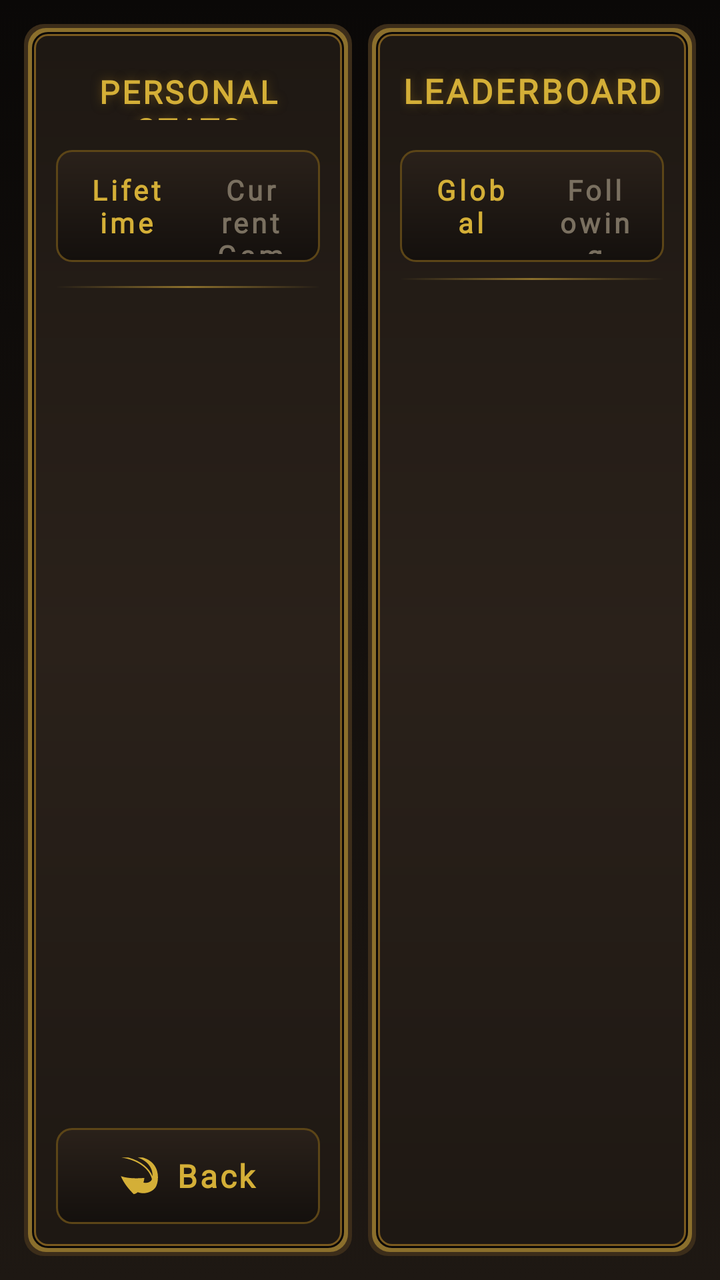
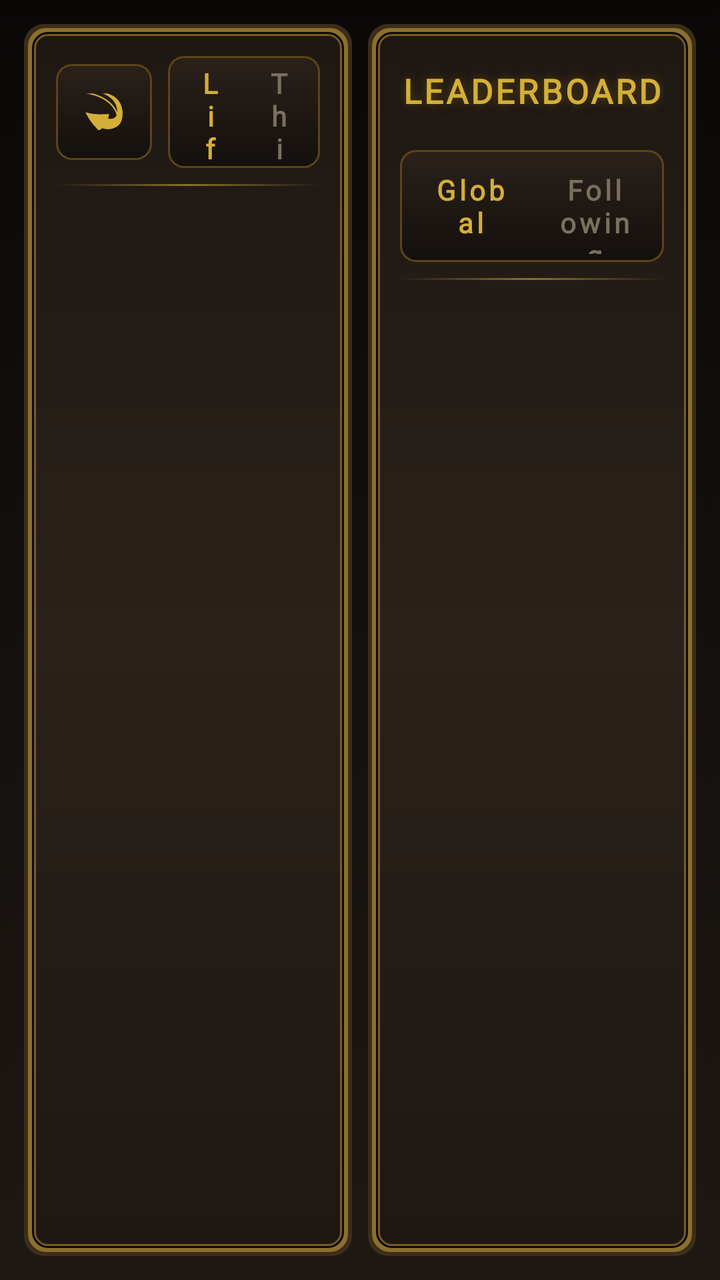

Compare the two renders of this Android layout. The source of the first and the diff that turns it into the second are given below.
<!-- AndroidManifest.xml: activity theme Theme.MaterialComponents.DayNight.NoActionBar -->
<!-- res/layout/activity_stats.xml -->
<?xml version="1.0" encoding="utf-8"?>
<LinearLayout xmlns:android="http://schemas.android.com/apk/res/android"
    xmlns:app="http://schemas.android.com/apk/res-auto"
    xmlns:tools="http://schemas.android.com/tools"
    android:layout_width="match_parent"
    android:layout_height="match_parent"
    android:orientation="horizontal"
    android:background="@drawable/game_background"
    android:padding="@dimen/space_md">

    
    <LinearLayout
        android:layout_width="0dp"
        android:layout_height="match_parent"
        android:layout_weight="1"
        android:orientation="vertical"
        android:background="@drawable/rounded_dialog_bg"
        android:padding="@dimen/space_lg"
        android:layout_marginEnd="@dimen/space_sm">

        
        <TextView
            style="@style/OD.Text.Title"
            android:layout_width="match_parent"
            android:layout_height="wrap_content"
            android:text="Personal Stats"
            android:textAllCaps="true"
            android:gravity="center"
            android:maxLines="1"
            app:autoSizeTextType="uniform"
            app:autoSizeMinTextSize="16sp"
            app:autoSizeMaxTextSize="@dimen/text_title"
            app:autoSizeStepGranularity="1sp"
            android:layout_marginBottom="@dimen/space_md"
            tools:ignore="HardcodedText"/>

        
        <LinearLayout
            android:layout_width="match_parent"
            android:layout_height="wrap_content"
            android:orientation="horizontal"
            android:layout_marginBottom="@dimen/space_md"
            android:background="@drawable/dialog_bg"
            android:padding="@dimen/space_xs">

            <TextView
                android:id="@+id/tab_lifetime"
                style="@style/OD.Text.Tab"
                android:layout_width="0dp"
                android:layout_height="@dimen/touch_min"
                android:layout_weight="1"
                android:text="Lifetime"
                android:textColor="@color/gold_bright"
                android:clickable="true"
                android:focusable="true"
                tools:ignore="HardcodedText"/>

            <TextView
                android:id="@+id/tab_current"
                style="@style/OD.Text.Tab"
                android:layout_width="0dp"
                android:layout_height="@dimen/touch_min"
                android:layout_weight="1"
                android:text="Current Game"
                android:clickable="true"
                android:focusable="true"
                tools:ignore="HardcodedText"/>

        </LinearLayout>

        <View
            android:layout_width="match_parent"
            android:layout_height="1dp"
            android:background="@drawable/divider_gold"
            android:layout_marginBottom="@dimen/space_md"/>

        
        <ScrollView
            android:layout_width="match_parent"
            android:layout_height="0dp"
            android:layout_weight="1"
            android:scrollbars="none">

            <LinearLayout
                android:id="@+id/stats_container"
                android:layout_width="match_parent"
                android:layout_height="wrap_content"
                android:orientation="vertical"/>

        </ScrollView>

        
        <com.google.android.material.button.MaterialButton
            android:id="@+id/btn_back_stats"
            style="@style/OD.Button.Secondary"
            android:layout_width="match_parent"
            android:layout_height="@dimen/touch_min"
            android:layout_marginTop="@dimen/space_md"
            android:text="Back"
            app:icon="@drawable/ic_back"
            tools:ignore="HardcodedText"/>

    </LinearLayout>

    
    <LinearLayout
        android:layout_width="0dp"
        android:layout_height="match_parent"
        android:layout_weight="1"
        android:orientation="vertical"
        android:background="@drawable/rounded_dialog_bg"
        android:padding="@dimen/space_lg">

        
        <TextView
            style="@style/OD.Text.Title"
            android:layout_width="match_parent"
            android:layout_height="wrap_content"
            android:text="Leaderboard"
            android:textAllCaps="true"
            android:gravity="center"
            android:maxLines="1"
            app:autoSizeTextType="uniform"
            app:autoSizeMinTextSize="16sp"
            app:autoSizeMaxTextSize="@dimen/text_title"
            app:autoSizeStepGranularity="1sp"
            android:layout_marginBottom="@dimen/space_md"
            tools:ignore="HardcodedText"/>

        
        <LinearLayout
            android:layout_width="match_parent"
            android:layout_height="wrap_content"
            android:orientation="horizontal"
            android:layout_marginBottom="@dimen/space_sm"
            android:background="@drawable/dialog_bg"
            android:padding="@dimen/space_xs">

            <TextView
                android:id="@+id/tab_global"
                style="@style/OD.Text.Tab"
                android:layout_width="0dp"
                android:layout_height="@dimen/touch_min"
                android:layout_weight="1"
                android:text="Global"
                android:textColor="@color/gold_bright"
                android:clickable="true"
                android:focusable="true"
                tools:ignore="HardcodedText"/>

            <TextView
                android:id="@+id/tab_following"
                style="@style/OD.Text.Tab"
                android:layout_width="0dp"
                android:layout_height="@dimen/touch_min"
                android:layout_weight="1"
                android:text="Following"
                android:clickable="true"
                android:focusable="true"
                tools:ignore="HardcodedText"/>

        </LinearLayout>

        
        <LinearLayout
            android:id="@+id/search_bar_container"
            android:layout_width="match_parent"
            android:layout_height="wrap_content"
            android:orientation="horizontal"
            android:gravity="center_vertical"
            android:layout_marginBottom="@dimen/space_sm"
            android:visibility="gone">

            <android.widget.EditText
                android:id="@+id/search_input"
                style="@style/OD.Input"
                android:layout_width="0dp"
                android:layout_height="@dimen/touch_min"
                android:layout_weight="1"
                android:hint="Search username..."
                android:singleLine="true"
                android:imeOptions="actionSearch"
                android:inputType="text"/>

            <com.google.android.material.button.MaterialButton
                android:id="@+id/btn_search"
                style="@style/OD.Button.Secondary"
                android:layout_width="wrap_content"
                android:layout_height="@dimen/touch_min"
                android:layout_marginStart="@dimen/space_sm"
                android:text="Search"
                tools:ignore="HardcodedText"/>

        </LinearLayout>

        <View
            android:layout_width="match_parent"
            android:layout_height="1dp"
            android:background="@drawable/divider_gold"
            android:layout_marginBottom="@dimen/space_sm"/>

        
        <androidx.recyclerview.widget.RecyclerView
            android:id="@+id/leaderboard_recycler"
            android:layout_width="match_parent"
            android:layout_height="0dp"
            android:layout_weight="1"
            android:scrollbars="none"/>

        
        <ProgressBar
            android:id="@+id/leaderboard_loading"
            android:layout_width="32dp"
            android:layout_height="32dp"
            android:layout_gravity="center_horizontal"
            android:indeterminateTint="@color/gold_bright"
            android:visibility="gone"/>

        
        <TextView
            android:id="@+id/leaderboard_empty"
            style="@style/OD.Text.Caption"
            android:layout_width="match_parent"
            android:layout_height="wrap_content"
            android:text="No players found"
            android:textColor="@color/bone_faint"
            android:textStyle="italic"
            android:gravity="center"
            android:paddingVertical="@dimen/space_xxl"
            android:visibility="gone"
            tools:ignore="HardcodedText"/>

    </LinearLayout>

</LinearLayout>
<!-- resources referenced by this layout -->
<resources>
  <color name="bone_faint">#4A4338</color>
  <color name="gold_bright">#D4AF37</color>
  <dimen name="space_lg">16dp</dimen>
  <dimen name="space_md">12dp</dimen>
  <dimen name="space_sm">8dp</dimen>
  <dimen name="space_xs">4dp</dimen>
  <dimen name="space_xxl">32dp</dimen>
  <dimen name="text_title">26sp</dimen>
  <dimen name="touch_min">48dp</dimen>
  <!-- drawable divider_gold (drawable) -->
  <?xml version="1.0" encoding="utf-8"?>
  <shape xmlns:android="http://schemas.android.com/apk/res/android">
      <size android:height="1dp"/>
      <gradient
          android:type="linear"
          android:angle="0"
          android:startColor="#00000000"
          android:centerColor="@color/border_gold"
          android:endColor="#00000000"/>
  </shape>
  <!-- drawable ic_back (drawable) -->
  <?xml version="1.0" encoding="utf-8"?>
  <vector xmlns:android="http://schemas.android.com/apk/res/android"
      android:width="20dp"
      android:height="20dp"
      android:viewportWidth="512"
      android:viewportHeight="512"
      android:tint="@color/gold_bright">
      <path
          android:fillColor="#FFFFFF"
          android:pathData="M19.828 18.256l-.002 .015c249.642 36.995 371.904 169.983 397.32 278.01 -2.094 5.977 -4.496 11.044 -7.068 14.968 -17.29 26.383 -62.522 40.075 -101.654 28.596 5.984 -19.75 10.132 -39.834 12.07 -59.12 -95.46 8.177 -212.544 8.42 -301.207 -22.642 41.727 95.317 99.325 164.465 164.983 230.08 18.296 -2.164 35.807 -11.35 51.837 -25.37 85.218 34.667 188.066 -2.555 226.748 -60.68 46.922 -70.5 74.07 -317.52 -167.462 -383.856H232.81c160.326 54.874 195.73 167.74 191.573 239.03 -37.15 -93.627 -137.68 -191.855 -312.38 -239.03H19.83z"/>
  </vector>
  <style name="OD.Button.Secondary" parent="OD.Button">
          <item name="android:background">@drawable/btn_gothic_secondary</item>
          <item name="android:textColor">@color/gold_bright</item>
          <item name="iconTint">@color/gold_bright</item>
      </style>
  <style name="OD.Text.Caption" parent="OD.Text">
          <item name="android:textSize">@dimen/text_small</item>
          <item name="android:textColor">@color/bone_dim</item>
      </style>
  <style name="OD.Text.Tab" parent="OD.Text.Label">
          <item name="android:textSize">@dimen/text_small</item>
          <item name="android:textColor">@color/bone_muted</item>
          <item name="android:minHeight">@dimen/touch_min</item>
          <item name="android:gravity">center</item>
          <item name="android:paddingStart">@dimen/space_md</item>
          <item name="android:paddingEnd">@dimen/space_md</item>
      </style>
  <color name="border_gold_inner">#5C4517</color>
  <color name="bg_surface_alt">#2A211A</color>
  <color name="bg_base">#14100D</color>
  <color name="border_gold">#8B6F2C</color>
  <color name="bg_deepest">#0A0807</color>
  <color name="bg_surface">#1E1813</color>
  <color name="border_gold_outer">#3C2D1A</color>
  <color name="gold_deep">#7A5A1F</color>
  <dimen name="text_body">16sp</dimen>
  <color name="bone_white">#EAE0CA</color>
  <color name="bone_muted">#7A7060</color>
  <style name="OD.Text" parent="">
          <item name="android:fontFamily">@font/crimson_pro</item>
          <item name="android:textSize">@dimen/text_body</item>
          <item name="android:textColor">@color/bone_white</item>
      </style>
  <dimen name="text_small">14sp</dimen>
  <color name="bone_dim">#B8AC91</color>
  <style name="OD.Text.Label" parent="OD.Text">
          <item name="android:fontFamily">@font/cinzel</item>
          <item name="android:textStyle">bold</item>
          <item name="android:textSize">@dimen/text_caption</item>
          <item name="android:textColor">@color/bone_dim</item>
          <item name="android:letterSpacing">0.12</item>
      </style>
  <color name="gold_dim">#5C4517</color>
  <dimen name="text_button">16sp</dimen>
  <color name="gold_glow">#F4D77A</color>
  <dimen name="icon_md">20dp</dimen>
  <color name="gold_translucent">#33D4AF37</color>
  <dimen name="text_caption">12sp</dimen>
  <!-- unchanged entries left out for length: 9 -->
</resources>

<!-- the commit's change to res/layout/activity_stats.xml (unified diff, before → after) -->
@@ -19,86 +19,76 @@
         android:layout_marginEnd="@dimen/space_sm">
 
         
-        <TextView
-            style="@style/OD.Text.Title"
-            android:layout_width="match_parent"
-            android:layout_height="wrap_content"
-            android:text="Personal Stats"
-            android:textAllCaps="true"
-            android:gravity="center"
-            android:maxLines="1"
-            app:autoSizeTextType="uniform"
-            app:autoSizeMinTextSize="16sp"
-            app:autoSizeMaxTextSize="@dimen/text_title"
-            app:autoSizeStepGranularity="1sp"
-            android:layout_marginBottom="@dimen/space_md"
-            tools:ignore="HardcodedText"/>
-
-        
-        <LinearLayout
-            android:layout_width="match_parent"
-            android:layout_height="wrap_content"
-            android:orientation="horizontal"
-            android:layout_marginBottom="@dimen/space_md"
-            android:background="@drawable/dialog_bg"
-            android:padding="@dimen/space_xs">
-
-            <TextView
-                android:id="@+id/tab_lifetime"
-                style="@style/OD.Text.Tab"
-                android:layout_width="0dp"
-                android:layout_height="@dimen/touch_min"
-                android:layout_weight="1"
-                android:text="Lifetime"
-                android:textColor="@color/gold_bright"
-                android:clickable="true"
-                android:focusable="true"
-                tools:ignore="HardcodedText"/>
-
-            <TextView
-                android:id="@+id/tab_current"
-                style="@style/OD.Text.Tab"
-                android:layout_width="0dp"
-                android:layout_height="@dimen/touch_min"
-                android:layout_weight="1"
-                android:text="Current Game"
-                android:clickable="true"
-                android:focusable="true"
-                tools:ignore="HardcodedText"/>
-
-        </LinearLayout>
-
-        <View
-            android:layout_width="match_parent"
-            android:layout_height="1dp"
-            android:background="@drawable/divider_gold"
-            android:layout_marginBottom="@dimen/space_md"/>
-
-        
-        <ScrollView
-            android:layout_width="match_parent"
-            android:layout_height="0dp"
-            android:layout_weight="1"
-            android:scrollbars="none">
-
-            <LinearLayout
-                android:id="@+id/stats_container"
-                android:layout_width="match_parent"
-                android:layout_height="wrap_content"
-                android:orientation="vertical"/>
-
-        </ScrollView>
-
-        
+        <LinearLayout
+            android:layout_width="match_parent"
+            android:layout_height="wrap_content"
+            android:orientation="horizontal"
+            android:gravity="center_vertical"
+            android:layout_marginBottom="@dimen/space_sm">
+
         <com.google.android.material.button.MaterialButton
             android:id="@+id/btn_back_stats"
             style="@style/OD.Button.Secondary"
-            android:layout_width="match_parent"
+            android:layout_width="@dimen/touch_min"
             android:layout_height="@dimen/touch_min"
-            android:layout_marginTop="@dimen/space_md"
-            android:text="Back"
+            android:layout_marginEnd="@dimen/space_sm"
+            android:minWidth="0dp"
+            android:paddingStart="0dp"
+            android:paddingEnd="0dp"
+            android:contentDescription="Back"
             app:icon="@drawable/ic_back"
+            app:iconPadding="0dp"
+            app:iconGravity="textStart"
             tools:ignore="HardcodedText"/>
+
+        <LinearLayout
+            android:layout_width="0dp"
+            android:layout_height="wrap_content"
+            android:layout_weight="1"
+            android:orientation="horizontal"
+            android:background="@drawable/dialog_bg"
+            android:padding="@dimen/space_xs">
+
+            <TextView
+                android:id="@+id/tab_lifetime"
+                style="@style/OD.Text.Tab"
+                android:layout_width="0dp"
+                android:layout_height="@dimen/touch_min"
+                android:layout_weight="1"
+                android:text="Lifetime"
+                android:textColor="@color/gold_bright"
+                android:clickable="true"
+                android:focusable="true"
+                tools:ignore="HardcodedText"/>
+
+            <TextView
+                android:id="@+id/tab_current"
+                style="@style/OD.Text.Tab"
+                android:layout_width="0dp"
+                android:layout_height="@dimen/touch_min"
+                android:layout_weight="1"
+                android:text="This Run"
+                android:clickable="true"
+                android:focusable="true"
+                tools:ignore="HardcodedText"/>
+
+        </LinearLayout>
+
+        </LinearLayout>
+
+        <View
+            android:layout_width="match_parent"
+            android:layout_height="1dp"
+            android:background="@drawable/divider_gold"
+            android:layout_marginBottom="@dimen/space_sm"/>
+
+        
+        <LinearLayout
+            android:id="@+id/stats_container"
+            android:layout_width="match_parent"
+            android:layout_height="0dp"
+            android:layout_weight="1"
+            android:orientation="vertical"/>
 
     </LinearLayout>
 
<!-- resource entries referenced after the edit -->
@@ -27,7 +27,7 @@
       android:height="20dp"
       android:viewportWidth="512"
       android:viewportHeight="512"
-      android:tint="@color/gold_bright">
+      android:tint="@color/bone_dim">
       <path
           android:fillColor="#FFFFFF"
           android:pathData="M19.828 18.256l-.002 .015c249.642 36.995 371.904 169.983 397.32 278.01 -2.094 5.977 -4.496 11.044 -7.068 14.968 -17.29 26.383 -62.522 40.075 -101.654 28.596 5.984 -19.75 10.132 -39.834 12.07 -59.12 -95.46 8.177 -212.544 8.42 -301.207 -22.642 41.727 95.317 99.325 164.465 164.983 230.08 18.296 -2.164 35.807 -11.35 51.837 -25.37 85.218 34.667 188.066 -2.555 226.748 -60.68 46.922 -70.5 74.07 -317.52 -167.462 -383.856H232.81c160.326 54.874 195.73 167.74 191.573 239.03 -37.15 -93.627 -137.68 -191.855 -312.38 -239.03H19.83z"/>
